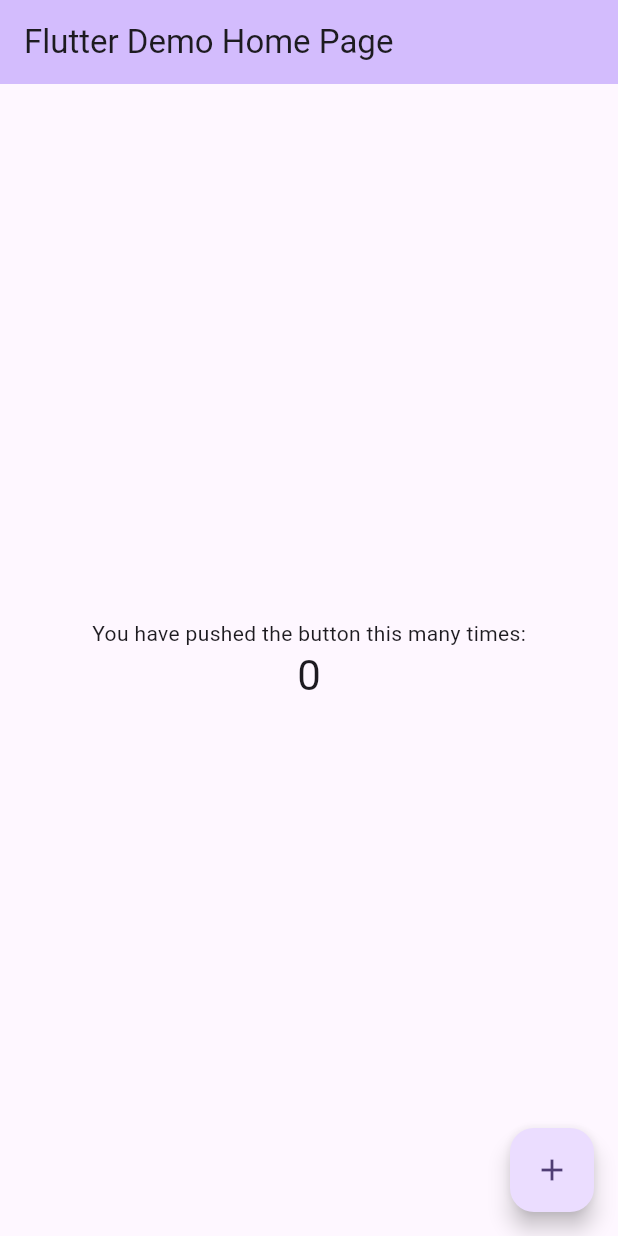
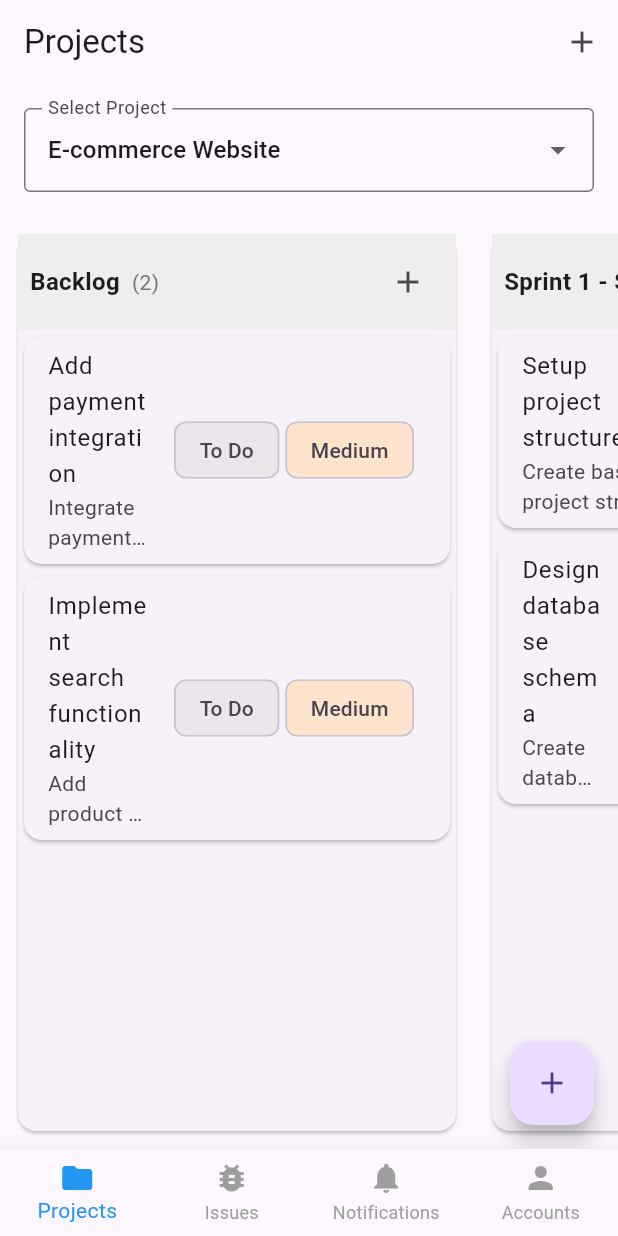
Before and after one commit to davidtuan02/DOAN_APP, a Flutter app: the screen it shows after launch, on a phone screen of 412 x 824 dp. Run offline on Flutter 3.47's test engine with Material 3 defaults, Android fonts, the phone set to English and light mode, and no system bars.

Commit message:
màn project

```diff
--- /dev/null
+++ b/lib/data/mock_data.dart
@@ -0,0 +1,102 @@
+import '../models/project.dart';
+
+final List<Project> mockProjects = [
+  Project(
+    id: '1',
+    name: 'E-commerce Website',
+    description: 'Development of a new e-commerce platform',
+    sprints: [
+      Sprint(
+        id: '1',
+        name: 'Sprint 1 - Setup',
+        startDate: DateTime(2024, 3, 1),
+        endDate: DateTime(2024, 3, 14),
+        issues: [
+          Issue(
+            id: '1',
+            title: 'Setup project structure',
+            description: 'Create basic project structure and setup dependencies',
+            status: 'Done',
+            priority: 'High',
+            assignee: 'John Doe',
+          ),
+          Issue(
+            id: '2',
+            title: 'Design database schema',
+            description: 'Create database schema for products and users',
+            status: 'In Progress',
+            priority: 'High',
+            assignee: 'Jane Smith',
+          ),
+        ],
+      ),
+      Sprint(
+        id: '2',
+        name: 'Sprint 2 - Features',
+        startDate: DateTime(2024, 3, 15),
+        endDate: DateTime(2024, 3, 28),
+        issues: [
+          Issue(
+            id: '3',
+            title: 'Implement user authentication',
+            description: 'Add login and registration functionality',
+            status: 'To Do',
+            priority: 'High',
+            assignee: 'John Doe',
+          ),
+        ],
+      ),
+    ],
+    backlog: [
+      Issue(
+        id: '4',
+        title: 'Add payment integration',
+        description: 'Integrate payment gateway',
+        status: 'To Do',
+        priority: 'Medium',
+        assignee: 'Unassigned',
+      ),
+      Issue(
+        id: '5',
+        title: 'Implement search functionality',
+        description: 'Add product search with filters',
+        status: 'To Do',
+        priority: 'Medium',
+        assignee: 'Unassigned',
+      ),
+    ],
+  ),
+  Project(
+    id: '2',
+    name: 'Mobile App',
+    description: 'Development of a mobile application',
+    sprints: [
+      Sprint(
+        id: '3',
+        name: 'Sprint 1 - UI',
+        startDate: DateTime(2024, 3, 1),
+        endDate: DateTime(2024, 3, 14),
+        issues: [
+          Issue(
+            id: '6',
+            title: 'Design app screens',
+            description: 'Create UI mockups for all screens',
+            status: 'Done',
+            priority: 'High',
+            assignee: 'Alice Johnson',
+          ),
+        ],
+      ),
+    ],
+    backlog: [
+      Issue(
+        id: '7',
+        title: 'Implement push notifications',
+        description: 'Add push notification functionality',
+        status: 'To Do',
+        priority: 'Low',
+        assignee: 'Unassigned',
+      ),
+    ],
+  ),
+];
--- a/lib/main.dart
+++ b/lib/main.dart
@@ -1,122 +1,81 @@
 import 'package:flutter/material.dart';
+import 'screens/projects_screen.dart';
+import 'screens/issues_screen.dart';
+import 'screens/notifications_screen.dart';
+import 'screens/accounts_screen.dart';
 
 void main() {
   runApp(const MyApp());
 }
 
 class MyApp extends StatelessWidget {
-  const MyApp({super.key});
+  const MyApp({Key? key}) : super(key: key);
 
-  // This widget is the root of your application.
   @override
   Widget build(BuildContext context) {
     return MaterialApp(
-      title: 'Flutter Demo',
+      title: 'Jira Clone',
       theme: ThemeData(
-        // This is the theme of your application.
-        //
-        // TRY THIS: Try running your application with "flutter run". You'll see
-        // the application has a purple toolbar. Then, without quitting the app,
-        // try changing the seedColor in the colorScheme below to Colors.green
-        // and then invoke "hot reload" (save your changes or press the "hot
-        // reload" button in a Flutter-supported IDE, or press "r" if you used
-        // the command line to start the app).
-        //
-        // Notice that the counter didn't reset back to zero; the application
-        // state is not lost during the reload. To reset the state, use hot
-        // restart instead.
-        //
-        // This works for code too, not just values: Most code changes can be
-        // tested with just a hot reload.
-        colorScheme: ColorScheme.fromSeed(seedColor: Colors.deepPurple),
+        primarySwatch: Colors.blue,
+        useMaterial3: true,
       ),
-      home: const MyHomePage(title: 'Flutter Demo Home Page'),
+      home: const MainScreen(),
     );
   }
 }
 
-class MyHomePage extends StatefulWidget {
-  const MyHomePage({super.key, required this.title});
-
-  // This widget is the home page of your application. It is stateful, meaning
-  // that it has a State object (defined below) that contains fields that affect
-  // how it looks.
-
-  // This class is the configuration for the state. It holds the values (in this
-  // case the title) provided by the parent (in this case the App widget) and
-  // used by the build method of the State. Fields in a Widget subclass are
-  // always marked "final".
-
-  final String title;
+class MainScreen extends StatefulWidget {
+  const MainScreen({Key? key}) : super(key: key);
 
   @override
-  State<MyHomePage> createState() => _MyHomePageState();
+  State<MainScreen> createState() => _MainScreenState();
 }
 
-class _MyHomePageState extends State<MyHomePage> {
-  int _counter = 0;
+class _MainScreenState extends State<MainScreen> {
+  int _selectedIndex = 0;
 
-  void _incrementCounter() {
+  final List<Widget> _screens = [
+    const ProjectsScreen(),
+    const IssuesScreen(),
+    const NotificationsScreen(),
+    const AccountsScreen(),
+  ];
+
+  void _onItemTapped(int index) {
     setState(() {
-      // This call to setState tells the Flutter framework that something has
-      // changed in this State, which causes it to rerun the build method below
-      // so that the display can reflect the updated values. If we changed
-      // _counter without calling setState(), then the build method would not be
-      // called again, and so nothing would appear to happen.
-      _counter++;
+      _selectedIndex = index;
     });
   }
 
   @override
   Widget build(BuildContext context) {
-    // This method is rerun every time setState is called, for instance as done
-    // by the _incrementCounter method above.
-    //
-    // The Flutter framework has been optimized to make rerunning build methods
-    // fast, so that you can just rebuild anything that needs updating rather
-    // than having to individually change instances of widgets.
     return Scaffold(
-      appBar: AppBar(
-        // TRY THIS: Try changing the color here to a specific color (to
-        // Colors.amber, perhaps?) and trigger a hot reload to see the AppBar
-        // change color while the other colors stay the same.
-        backgroundColor: Theme.of(context).colorScheme.inversePrimary,
-        // Here we take the value from the MyHomePage object that was created by
-        // the App.build method, and use it to set our appbar title.
-        title: Text(widget.title),
+      body: _screens[_selectedIndex],
+      bottomNavigationBar: BottomNavigationBar(
+        type: BottomNavigationBarType.fixed,
+        items: const <BottomNavigationBarItem>[
+          BottomNavigationBarItem(
+            icon: Icon(Icons.folder),
+            label: 'Projects',
+          ),
+          BottomNavigationBarItem(
+            icon: Icon(Icons.bug_report),
+            label: 'Issues',
+          ),
+          BottomNavigationBarItem(
+            icon: Icon(Icons.notifications),
+            label: 'Notifications',
+          ),
+          BottomNavigationBarItem(
+            icon: Icon(Icons.person),
+            label: 'Accounts',
+          ),
+        ],
+        currentIndex: _selectedIndex,
+        selectedItemColor: Colors.blue,
+        unselectedItemColor: Colors.grey,
+        onTap: _onItemTapped,
       ),
-      body: Center(
-        // Center is a layout widget. It takes a single child and positions it
-        // in the middle of the parent.
-        child: Column(
-          // Column is also a layout widget. It takes a list of children and
-          // arranges them vertically. By default, it sizes itself to fit its
-          // children horizontally, and tries to be as tall as its parent.
-          //
-          // Column has various properties to control how it sizes itself and
-          // how it positions its children. Here we use mainAxisAlignment to
-          // center the children vertically; the main axis here is the vertical
-          // axis because Columns are vertical (the cross axis would be
-          // horizontal).
-          //
-          // TRY THIS: Invoke "debug painting" (choose the "Toggle Debug Paint"
-          // action in the IDE, or press "p" in the console), to see the
-          // wireframe for each widget.
-          mainAxisAlignment: MainAxisAlignment.center,
-          children: <Widget>[
-            const Text('You have pushed the button this many times:'),
-            Text(
-              '$_counter',
-              style: Theme.of(context).textTheme.headlineMedium,
-            ),
-          ],
-        ),
-      ),
-      floatingActionButton: FloatingActionButton(
-        onPressed: _incrementCounter,
-        tooltip: 'Increment',
-        child: const Icon(Icons.add),
-      ), // This trailing comma makes auto-formatting nicer for build methods.
     );
   }
 }
--- /dev/null
+++ b/lib/models/project.dart
@@ -0,0 +1,49 @@
+class Project {
+  final String id;
+  final String name;
+  final String description;
+  final List<Sprint> sprints;
+  final List<Issue> backlog;
+
+  Project({
+    required this.id,
+    required this.name,
+    required this.description,
+    required this.sprints,
+    required this.backlog,
+  });
+}
+
+class Sprint {
+  final String id;
+  final String name;
+  final DateTime startDate;
+  final DateTime endDate;
+  final List<Issue> issues;
+
+  Sprint({
+    required this.id,
+    required this.name,
+    required this.startDate,
+    required this.endDate,
+    required this.issues,
+  });
+}
+
+class Issue {
+  final String id;
+  final String title;
+  final String description;
+  final String status;
+  final String priority;
+  final String assignee;
+
+  Issue({
+    required this.id,
+    required this.title,
+    required this.description,
+    required this.status,
+    required this.priority,
+    required this.assignee,
+  });
+}
--- /dev/null
+++ b/lib/screens/accounts_screen.dart
@@ -0,0 +1,17 @@
+import 'package:flutter/material.dart';
+
+class AccountsScreen extends StatelessWidget {
+  const AccountsScreen({Key? key}) : super(key: key);
+
+  @override
+  Widget build(BuildContext context) {
+    return Scaffold(
+      appBar: AppBar(
+        title: const Text('Accounts'),
+      ),
+      body: Center(
+        child: Text('Accounts Screen'),
+      ),
+    );
+  }
+}
--- /dev/null
+++ b/lib/screens/issues_screen.dart
@@ -0,0 +1,17 @@
+import 'package:flutter/material.dart';
+
+class IssuesScreen extends StatelessWidget {
+  const IssuesScreen({Key? key}) : super(key: key);
+
+  @override
+  Widget build(BuildContext context) {
+    return Scaffold(
+      appBar: AppBar(
+        title: const Text('Issues'),
+      ),
+      body: Center(
+        child: Text('Issues Screen'),
+      ),
+    );
+  }
+}
--- /dev/null
+++ b/lib/screens/notifications_screen.dart
@@ -0,0 +1,17 @@
+import 'package:flutter/material.dart';
+
+class NotificationsScreen extends StatelessWidget {
+  const NotificationsScreen({Key? key}) : super(key: key);
+
+  @override
+  Widget build(BuildContext context) {
+    return Scaffold(
+      appBar: AppBar(
+        title: const Text('Notifications'),
+      ),
+      body: Center(
+        child: Text('Notifications Screen'),
+      ),
+    );
+  }
+}
--- /dev/null
+++ b/lib/screens/projects_screen.dart
@@ -0,0 +1,266 @@
+import 'package:flutter/material.dart';
+import '../models/project.dart';
+import '../data/mock_data.dart';
+
+class ProjectsScreen extends StatefulWidget {
+  const ProjectsScreen({Key? key}) : super(key: key);
+
+  @override
+  State<ProjectsScreen> createState() => _ProjectsScreenState();
+}
+
+class _ProjectsScreenState extends State<ProjectsScreen> {
+  Project? selectedProject;
+
+  @override
+  void initState() {
+    super.initState();
+    if (mockProjects.isNotEmpty) {
+      selectedProject = mockProjects[0];
+    }
+  }
+
+  void _moveIssue(Issue issue, Sprint? fromSprint, Sprint? toSprint) {
+    setState(() {
+      if (fromSprint != null) {
+        fromSprint.issues.remove(issue);
+      } else {
+        selectedProject!.backlog.remove(issue);
+      }
+
+      if (toSprint != null) {
+        toSprint.issues.add(issue);
+      } else {
+        selectedProject!.backlog.add(issue);
+      }
+    });
+  }
+
+  @override
+  Widget build(BuildContext context) {
+    return Scaffold(
+      appBar: AppBar(
+        title: const Text('Projects'),
+        actions: [
+          IconButton(
+            icon: const Icon(Icons.add),
+            onPressed: () {
+              // TODO: Implement create new project
+            },
+          ),
+        ],
+      ),
+      body: Column(
+        children: [
+          // Project Dropdown
+          Padding(
+            padding: const EdgeInsets.all(16.0),
+            child: DropdownButtonFormField<Project>(
+              value: selectedProject,
+              decoration: const InputDecoration(
+                labelText: 'Select Project',
+                border: OutlineInputBorder(),
+              ),
+              items: mockProjects.map((Project project) {
+                return DropdownMenuItem<Project>(
+                  value: project,
+                  child: Text(project.name),
+                );
+              }).toList(),
+              onChanged: (Project? newValue) {
+                setState(() {
+                  selectedProject = newValue;
+                });
+              },
+            ),
+          ),
+
+          // Kanban Board
+          Expanded(
+            child: selectedProject == null
+                ? const Center(child: Text('Please select a project'))
+                : SingleChildScrollView(
+                    scrollDirection: Axis.horizontal,
+                    child: Row(
+                      crossAxisAlignment: CrossAxisAlignment.start,
+                      children: [
+                        // Backlog Column
+                        _buildColumn(
+                          'Backlog',
+                          selectedProject!.backlog,
+                          null,
+                        ),
+                        // Sprint Columns
+                        ...selectedProject!.sprints.map(
+                          (sprint) => _buildColumn(
+                            sprint.name,
+                            sprint.issues,
+                            sprint,
+                          ),
+                        ),
+                      ],
+                    ),
+                  ),
+          ),
+        ],
+      ),
+      floatingActionButton: FloatingActionButton(
+        onPressed: () {
+          // TODO: Implement create new issue
+        },
+        child: const Icon(Icons.add),
+      ),
+    );
+  }
+
+  Widget _buildColumn(String title, List<Issue> issues, Sprint? sprint) {
+    return Container(
+      width: 300,
+      margin: const EdgeInsets.all(8),
+      child: Card(
+        child: Column(
+          children: [
+            Container(
+              padding: const EdgeInsets.all(8),
+              color: Colors.grey[200],
+              child: Row(
+                children: [
+                  Text(
+                    title,
+                    style: const TextStyle(
+                      fontWeight: FontWeight.bold,
+                      fontSize: 16,
+                    ),
+                  ),
+                  const SizedBox(width: 8),
+                  Text(
+                    '(${issues.length})',
+                    style: TextStyle(
+                      color: Colors.grey[600],
+                    ),
+                  ),
+                  const Spacer(),
+                  IconButton(
+                    icon: const Icon(Icons.add),
+                    onPressed: () {
+                      // TODO: Implement add issue to this section
+                    },
+                  ),
+                ],
+              ),
+            ),
+            Expanded(
+              child: DragTarget<Issue>(
+                onWillAccept: (issue) => true,
+                onAccept: (issue) {
+                  // Find the source sprint
+                  Sprint? sourceSprint;
+                  for (var s in selectedProject!.sprints) {
+                    if (s.issues.contains(issue)) {
+                      sourceSprint = s;
+                      break;
+                    }
+                  }
+                  _moveIssue(issue, sourceSprint, sprint);
+                },
+                builder: (context, candidateItems, rejectedItems) {
+                  return ReorderableListView.builder(
+                    shrinkWrap: true,
+                    itemCount: issues.length,
+                    onReorder: (oldIndex, newIndex) {
+                      setState(() {
+                        if (newIndex > oldIndex) {
+                          newIndex -= 1;
+                        }
+                        final item = issues.removeAt(oldIndex);
+                        issues.insert(newIndex, item);
+                      });
+                    },
+                    itemBuilder: (context, index) {
+                      final issue = issues[index];
+                      return Draggable<Issue>(
+                        key: ValueKey(issue.id),
+                        data: issue,
+                        feedback: Material(
+                          elevation: 4,
+                          child: Container(
+                            width: 280,
+                            padding: const EdgeInsets.all(8),
+                            color: Colors.white,
+                            child: Text(issue.title),
+                          ),
+                        ),
+                        childWhenDragging: Container(
+                          height: 60,
+                          margin: const EdgeInsets.all(4),
+                          decoration: BoxDecoration(
+                            border: Border.all(color: Colors.grey),
+                            borderRadius: BorderRadius.circular(4),
+                          ),
+                        ),
+                        child: Card(
+                          margin: const EdgeInsets.all(4),
+                          child: ListTile(
+                            title: Text(issue.title),
+                            subtitle: Text(
+                              issue.description,
+                              maxLines: 2,
+                              overflow: TextOverflow.ellipsis,
+                            ),
+                            trailing: Row(
+                              mainAxisSize: MainAxisSize.min,
+                              children: [
+                                Chip(
+                                  label: Text(issue.status),
+                                  backgroundColor: _getStatusColor(issue.status),
+                                ),
+                                const SizedBox(width: 4),
+                                Chip(
+                                  label: Text(issue.priority),
+                                  backgroundColor: _getPriorityColor(issue.priority),
+                                ),
+                              ],
+                            ),
+                            onTap: () {
+                              // TODO: Implement issue details view
+                            },
+                          ),
+                        ),
+                      );
+                    },
+                  );
+                },
+              ),
+            ),
+          ],
+        ),
+      ),
+    );
+  }
+
+  Color _getStatusColor(String status) {
+    switch (status.toLowerCase()) {
+      case 'done':
+        return Colors.green.withOpacity(0.2);
+      case 'in progress':
+        return Colors.blue.withOpacity(0.2);
+      case 'to do':
+        return Colors.grey.withOpacity(0.2);
+      default:
+        return Colors.grey.withOpacity(0.2);
+    }
+  }
+
+  Color _getPriorityColor(String priority) {
+    switch (priority.toLowerCase()) {
+      case 'high':
+        return Colors.red.withOpacity(0.2);
+      case 'medium':
+        return Colors.orange.withOpacity(0.2);
+      case 'low':
+        return Colors.green.withOpacity(0.2);
+      default:
+        return Colors.grey.withOpacity(0.2);
+    }
+  }
+}
```
Also changed, not shown: pubspec.yaml (+4 -3 lines), pubspec.lock.
